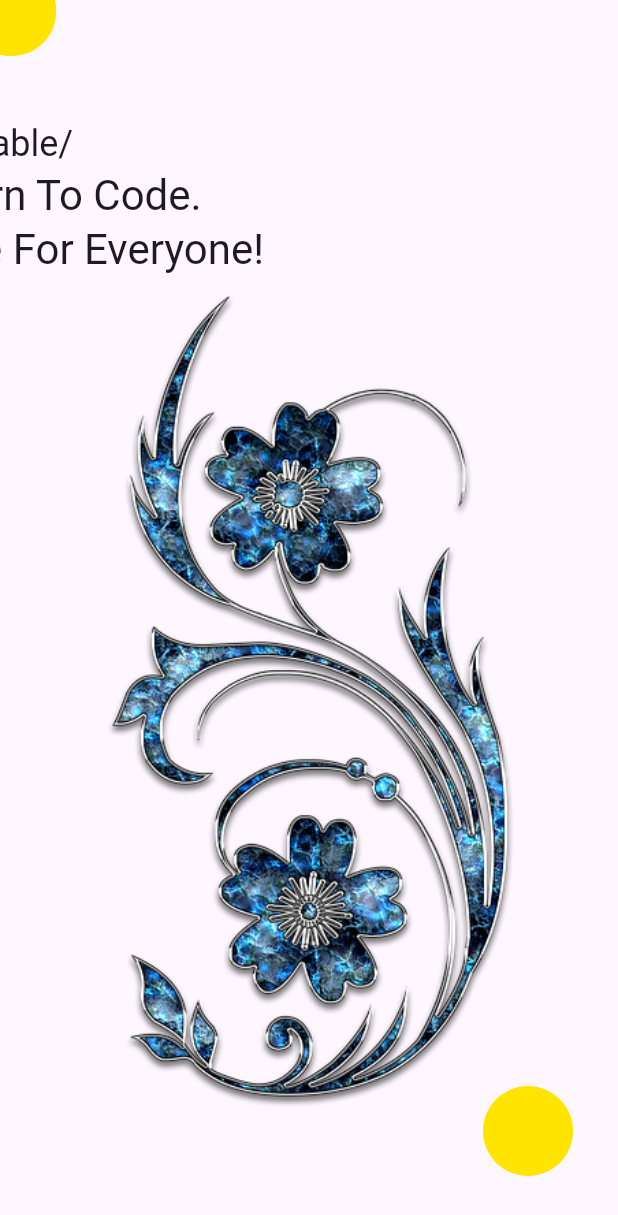
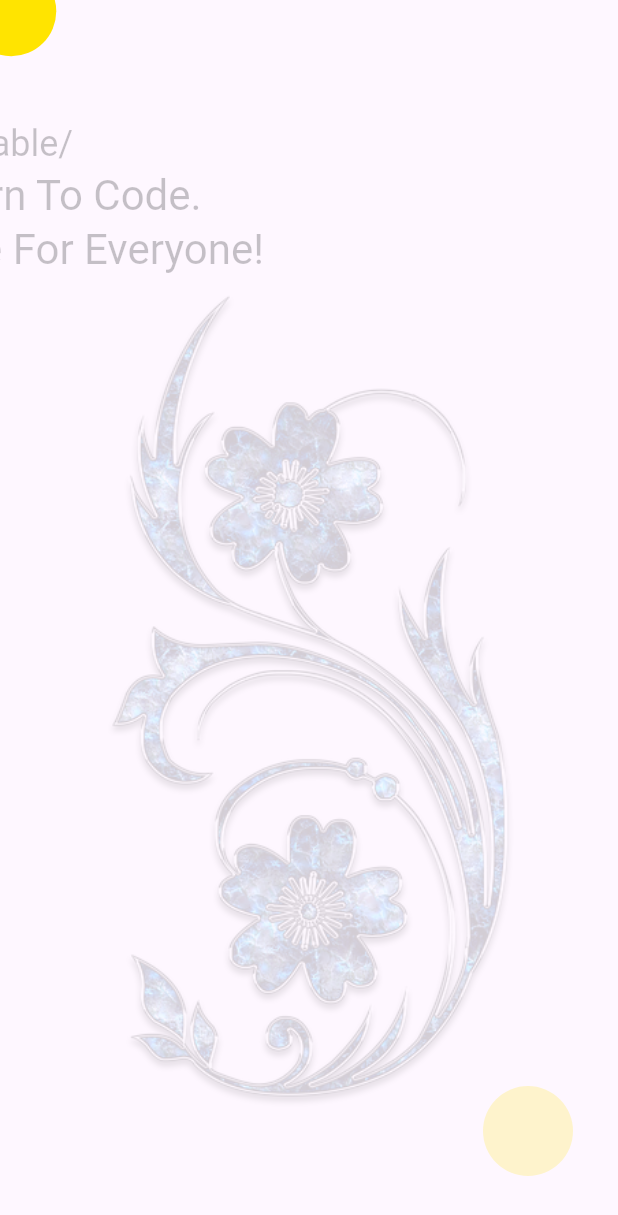
Before and after one commit to SamTech-Africa/sammy_flutter, a Flutter app: the first screen one second after launch, on a phone screen of 412 x 824 dp. Shown: the top 1215 px of the screen. Run offline on Flutter 3.47's test engine with Material 3 defaults, Android fonts, the phone set to English and light mode, and no system bars; our stand-ins replace get, google_fonts.

Commit message:
Splash Screen updated

```diff
--- a/lib/main.dart
+++ b/lib/main.dart
@@ -1,4 +1,5 @@
 import 'package:flutter/material.dart';
+import 'package:get/route_manager.dart';
 import 'package:sammy_flutter/src/features/authentication/screens/splash_screen.dart';
 import 'package:sammy_flutter/src/utils/theme/theme.dart';
 
@@ -12,12 +13,12 @@ class MyApp extends StatelessWidget {
   // This widget is the root of your application.
   @override
   Widget build(BuildContext context) {
-    return MaterialApp(
+    return GetMaterialApp(
       title: 'Flutter Demo',
       theme: TAppTheme.lightTheme,
       darkTheme: TAppTheme.darkTheme,
       themeMode: ThemeMode.light,
-      home: const SplashScreen()
+      home: SplashScreen()
     );
   }
 }
--- a/lib/src/features/authentication/contollers/splash_controller.dart
+++ b/lib/src/features/authentication/contollers/splash_controller.dart
@@ -1,5 +1,17 @@
 import 'package:flutter/material.dart';
+import 'package:get/get.dart';
+import 'package:get/get_rx/get_rx.dart';
+import 'package:sammy_flutter/src/features/authentication/screens/welcome_screen.dart';
 
-class SplashScreenController {
+class SplashScreenController extends GetxController{
+  static SplashScreenController get find => Get.find();
+  RxBool animate = false.obs;
 
+
+  Future startAnimation() async{
+    await Future.delayed(const Duration(milliseconds: 500));
+    animate.value =true;
+    await Future.delayed(const Duration(milliseconds: 5000));
+    Get.to(const WelcomeScreen());
+  }
 }
--- a/lib/src/features/authentication/screens/splash_screen.dart
+++ b/lib/src/features/authentication/screens/splash_screen.dart
@@ -1,37 +1,31 @@
+import 'package:flutter/cupertino.dart';
 import 'package:flutter/material.dart';
+import 'package:get/get_state_manager/src/rx_flutter/rx_obx_widget.dart';
+import 'package:get/instance_manager.dart';
 import 'package:sammy_flutter/src/constants/colors.dart';
 import 'package:sammy_flutter/src/constants/text_strings.dart';
 import 'package:sammy_flutter/src/features/authentication/screens/welcome_screen.dart';
 
 import '../../../constants/image_strings.dart';
 import '../../../constants/sizes.dart';
+import '../contollers/splash_controller.dart';
 
-class SplashScreen extends StatefulWidget {
-  const SplashScreen({super.key});
+class SplashScreen extends StatelessWidget {
+  SplashScreen({super.key});
 
-  @override
-  State<SplashScreen> createState() => _SplashScreenState();
-}
-
-class _SplashScreenState extends State<SplashScreen> {
-  bool animate = false;
+  final splashController = Get.put(SplashScreenController());
 
 
   @override
-  void initState() {
-    super.initState();
-    startAnimation();
-  }
-
-  @override
   Widget build(BuildContext context) {
+    splashController.startAnimation();
     return Scaffold(
       body: Stack(
         children: [
-          AnimatedPositioned(
+          Obx( () => AnimatedPositioned(
             duration: const Duration(milliseconds: 1600),
-            top: animate ? 0 : -30,
-            left: animate ? 0 : -30,
+            top: splashController.animate.value ? 0 : -30,
+            left: splashController.animate.value ? 0 : -30,
             child: Container(
               width: tSplashContainerSize,
               height: tSplashContainerSize,
@@ -42,48 +36,56 @@ class _SplashScreenState extends State<SplashScreen> {
 
 
             ),
-          ),
-          AnimatedPositioned(
-            duration: const Duration(milliseconds: 1600),
-            top: 80,
-            left: animate ? tDefaultSize : -80,
-            child: Column(
-              crossAxisAlignment: CrossAxisAlignment.start,
-              children: [
-                Text(tAppName, style: Theme.of(context).textTheme.headlineSmall,),
-                Text(tAppTagLine, style: Theme.of(context).textTheme.headlineMedium,)
-              ],
-            ),
-          ),
-          const Positioned(
+          )),
+          Obx(() => AnimatedPositioned(
+              duration: const Duration(milliseconds: 1600),
+              top: 80,
+              left: splashController.animate.value ? tDefaultSize : -80,
+              child: AnimatedOpacity(
+                duration: const Duration(milliseconds: 1600),
+                opacity: splashController.animate.value ? 1 : 0,
+                child: Column(
+                  crossAxisAlignment: CrossAxisAlignment.start,
+                  children: [
+                    Text(tAppName, style: Theme.of(context).textTheme.headlineSmall,),
+                    Text(tAppTagLine, style: Theme.of(context).textTheme.headlineMedium,)
+                  ],
+                ),
+              )
+          )),
+          Obx(() => AnimatedPositioned(
+            duration: const Duration(milliseconds: 2600),
             right: 0,
             left: 0,
             bottom: 60,
-            child: Image(image: AssetImage(revoSplashImage),),
-          ),
-          Positioned(
+            child: AnimatedOpacity(
+              duration: const Duration(milliseconds: 2400),
+              opacity: splashController.animate.value ? 1 : 0,
+              child: const Image(image: AssetImage(revoSplashImage),),
+            ),
+          )),
+          Obx(() => AnimatedPositioned(
+            duration: const Duration(milliseconds: 2400),
             bottom: 40,
             right: tDefaultSize,
-            child: Container(
-              width: tSplashContainerSize,
-              height: tSplashContainerSize,
-              decoration: BoxDecoration(
-                borderRadius: BorderRadius.circular(100),
-                color: tPrimaryColor,
-              ),
+            child: AnimatedOpacity(
+              duration: const Duration(milliseconds: 2000),
+              opacity: splashController.animate.value ? 1 : 0,
+              child: Container(
+                width: tSplashContainerSize,
+                height: tSplashContainerSize,
+                decoration: BoxDecoration(
+                  borderRadius: BorderRadius.circular(100),
+                  color: tPrimaryColor,
+                ),
 
 
+              ),
             ),
-          ),
+          )),
         ],
       ),
     );
   }
 
-  Future startAnimation() async{
-    await Future.delayed(const Duration(milliseconds: 500));
-    setState(() => animate =true);
-      await Future.delayed(const Duration(milliseconds: 5000));
-      Navigator.pushReplacement(context, MaterialPageRoute(builder: (context) => const WelcomeScreen()));
-  }
 }
--- a/pubspec.yaml
+++ b/pubspec.yaml
@@ -36,6 +36,7 @@ dependencies:
   # Use with the CupertinoIcons class for iOS style icons.
   cupertino_icons: ^1.0.6
   google_fonts: ^6.2.1
+  get: ^4.6.5
 
 dev_dependencies:
   flutter_test:
```
Also changed, not shown: pubspec.lock.
